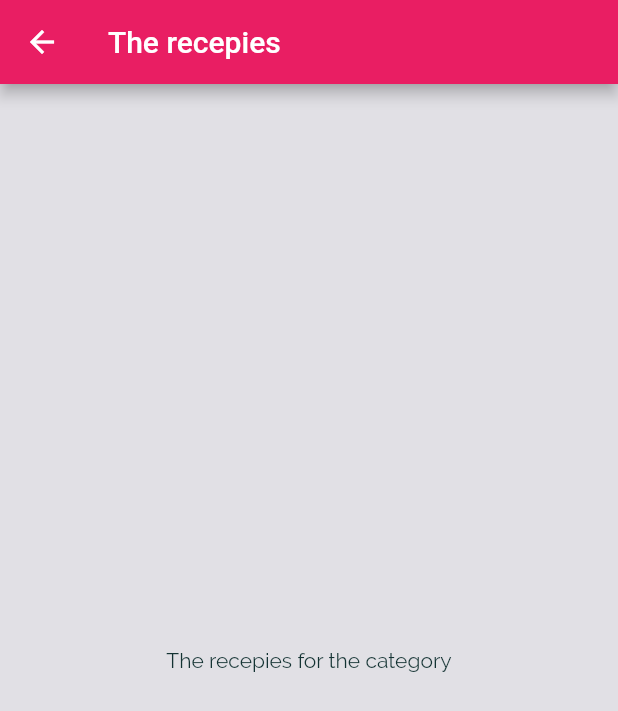
After one commit to Petar81/Serbian-Recipes, a Flutter app: the screen it shows after launch, after a tap on "Italian", on a phone screen of 412 x 824 dp. The commit adds this screen. Shown: the top 711 px of the screen. Run offline on Flutter 3.47's test engine with Material 2 defaults, Android fonts, the phone set to English and light mode, and no system bars.

Commit message:
add navigation to each category item

```diff
--- a/lib/category_item.dart
+++ b/lib/category_item.dart
@@ -1,4 +1,6 @@
 import 'package:flutter/material.dart';
+
+import './category_meals_screen.dart';
 
 class CategoryItem extends StatelessWidget {
   final String title;
@@ -6,9 +8,21 @@ class CategoryItem extends StatelessWidget {
 
   const CategoryItem(this.title, this.color, {Key? key}) : super(key: key);
 
+  void selectCategory(BuildContext ctx) {
+    Navigator.of(ctx).push(
+      MaterialPageRoute(builder: (_) {
+        return const CategoryMealsScreen();
+      }),
+    );
+  }
+
   @override
   Widget build(BuildContext context) {
-    return Container(
+    return InkWell(
+      onTap: () => selectCategory(context),
+      splashColor: Theme.of(context).primaryColor,
+      borderRadius: BorderRadius.circular(15),
+      child: Container(
         padding: const EdgeInsets.all(15),
         child: Center(
           child: Text(
@@ -23,6 +37,7 @@ class CategoryItem extends StatelessWidget {
               end: Alignment.bottomRight),
           borderRadius: BorderRadius.circular(15),
         ),
+      ),
     );
   }
 }
--- /dev/null
+++ b/lib/category_meals_screen.dart
@@ -0,0 +1,17 @@
+import 'package:flutter/material.dart';
+
+class CategoryMealsScreen extends StatelessWidget {
+  const CategoryMealsScreen({Key? key}) : super(key: key);
+
+  @override
+  Widget build(BuildContext context) {
+    return Scaffold(
+      appBar: AppBar(
+        title: const Text('The recepies'),
+      ),
+      body: const Center(
+        child: Text('The recepies for the category'),
+      ),
+    );
+  }
+}
```
Lines whose indentation alone changed are shown as unchanged.
